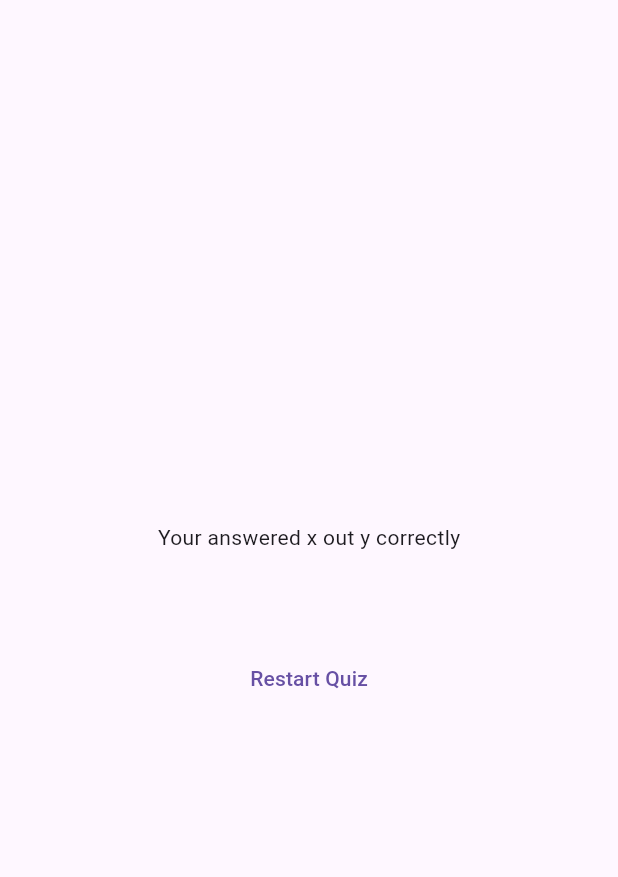
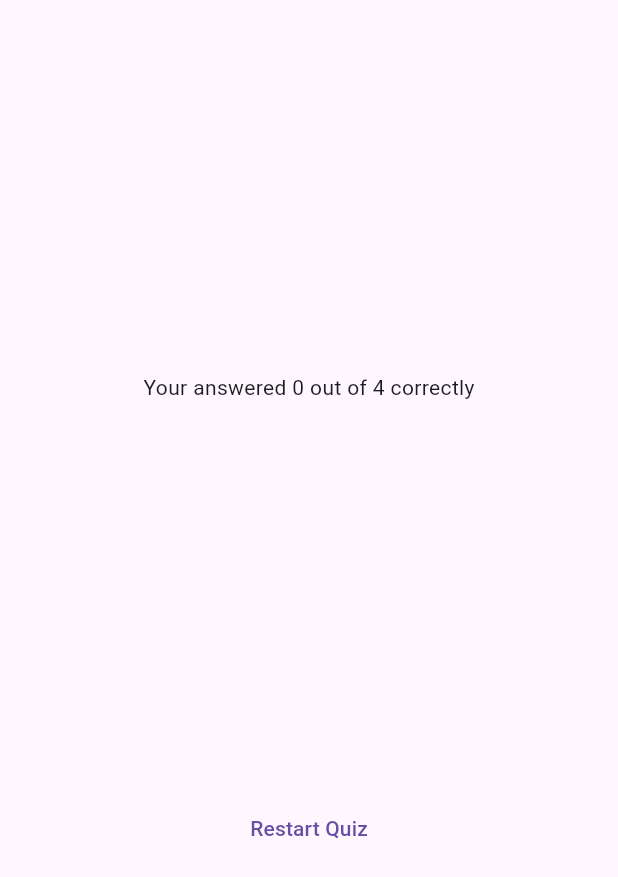
Before and after one commit to TMGA-WAY/static-quiz-app, a Flutter app: the ResultScreen widget shown alone on an empty page, opened directly with empty values, on a phone screen of 412 x 824 dp. Shown: the top 877 px of the screen. Run offline on Flutter 3.47's test engine with Material 3 defaults, Android fonts, the phone set to English and light mode, and no system bars; our stand-ins replace google_fonts.

Commit message:
Result screen added

```diff
--- a/lib/result_screen.dart
+++ b/lib/result_screen.dart
@@ -1,3 +1,4 @@
+import 'package:flutter/foundation.dart';
 import 'package:flutter/material.dart';
 import 'package:adv_basics/data/questions.dart';
 import 'package:adv_basics/question_summary.dart';
@@ -26,6 +27,12 @@ class ResultScreen extends StatelessWidget {
 
   @override
   Widget build(BuildContext context) {
+    final summaryData = getSummaryData();
+    final numOfTotalQuestions = questions.length;
+    final numOfCorrectAnswers = summaryData.where((data) {
+      return data['answer'] == data['user_answer'];
+    }).length;
+
     return SizedBox(
       width: double.infinity,
       child: Container(
@@ -33,12 +40,14 @@ class ResultScreen extends StatelessWidget {
         child: Column(
           mainAxisAlignment: MainAxisAlignment.center,
           children: [
-            Text('Your answered x out y correctly'),
+            Text(
+              'Your answered $numOfCorrectAnswers out of $numOfTotalQuestions correctly',
+            ),
             SizedBox(
               height: 30,
             ),
             QuestionSummary(
-              summaryData: getSummaryData(),
+              summaryData: summaryData,
             ),
             SizedBox(
               height: 30,
```
Also changed, not shown: lib/question_summary.dart (+20 -6 lines).
